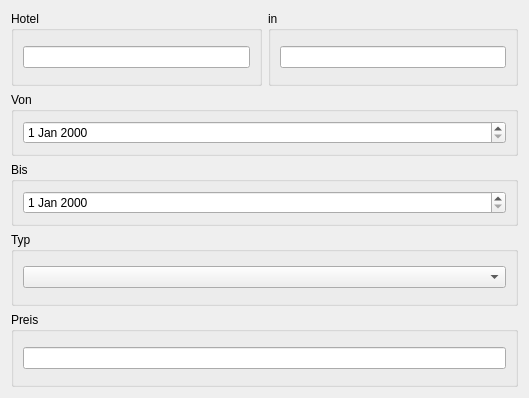
Qt form src/ui/hotelbookingui.ui (Bloeckchengrafik/pg2_1) before a commit.
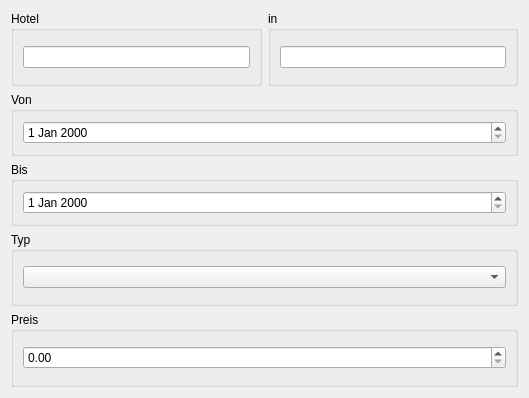
The same form after that commit.

What changed in the file:
```diff
--- a/src/ui/hotelbookingui.ui
+++ b/src/ui/hotelbookingui.ui
@@ -95,7 +95,11 @@
      </property>
      <layout class="QVBoxLayout" name="verticalLayout_7">
       <item>
-       <widget class="QLineEdit" name="price"/>
+       <widget class="QDoubleSpinBox" name="price">
+        <property name="maximum">
+         <double>10000.000000000000000</double>
+        </property>
+       </widget>
       </item>
      </layout>
     </widget>
```
